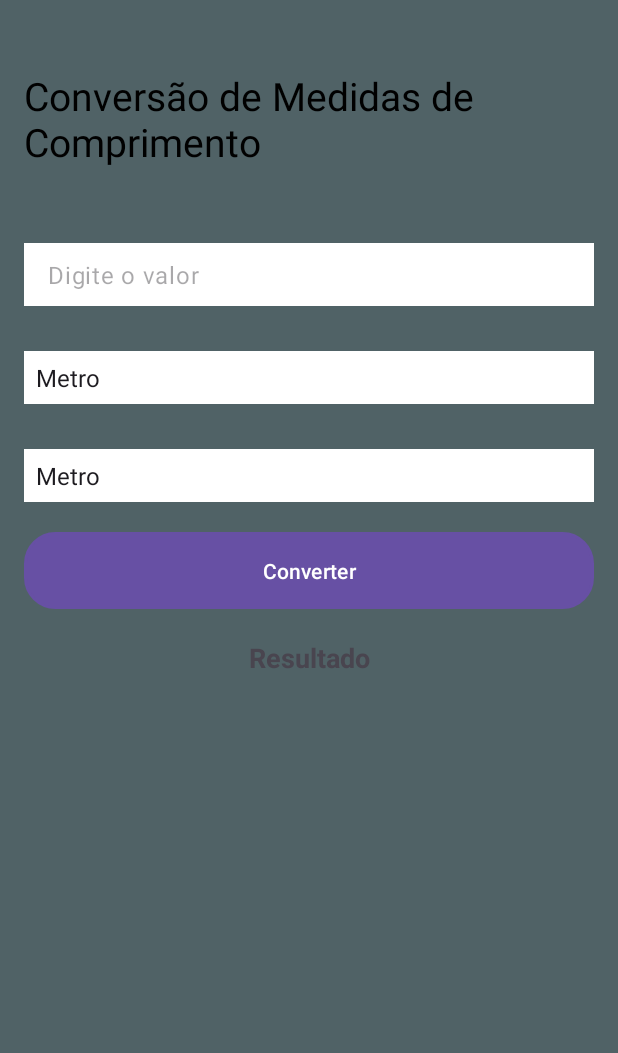
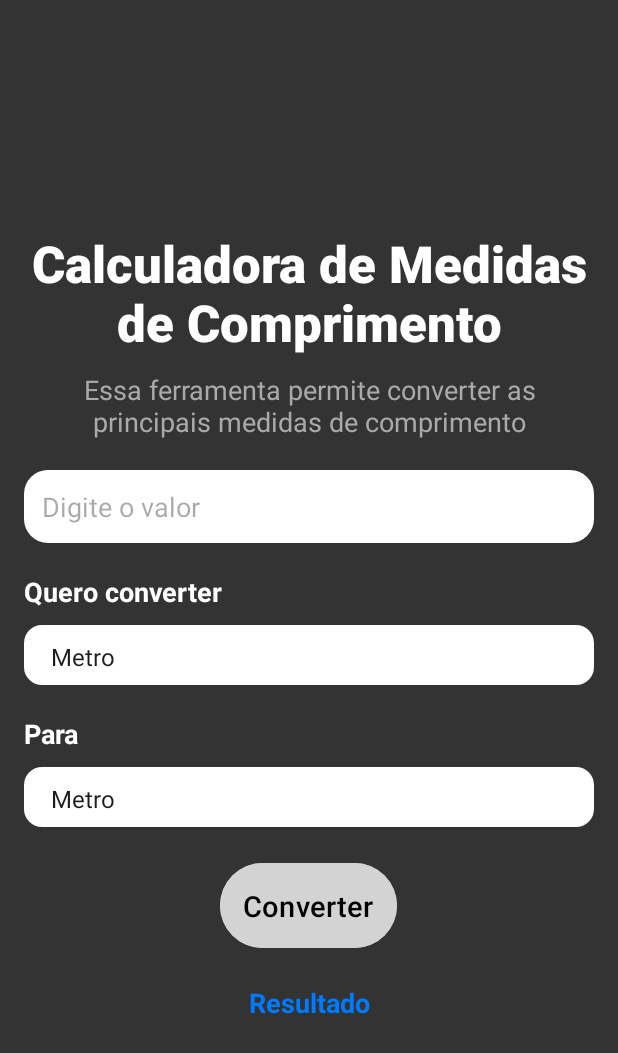
Before and after one commit to Marioarmario13/App-NP1, an Android app: the screen it shows after launch (MainActivity), on a phone screen of 412 x 824 dp. Shown: the top 1053 px of the screen. Run offline under Robolectric (Android 15) with nearby library versions, the phone set to English and light mode, and no system bars.

Commit message:
App Android Studio

```diff
--- a/app/src/main/java/com/example/conversordemedidas/MainActivity.java
+++ b/app/src/main/java/com/example/conversordemedidas/MainActivity.java
@@ -5,6 +5,7 @@ import android.os.Bundle;
 import android.view.View;
 import android.widget.*;
 import androidx.appcompat.app.AppCompatActivity;
+import java.text.DecimalFormat;
 
 public class MainActivity extends AppCompatActivity {
 
@@ -56,7 +57,9 @@ public class MainActivity extends AppCompatActivity {
         double meters = convertToMeters(input, fromUnit);
         double result = convertFromMeters(meters, toUnit);
 
-        resultText.setText(String.format("%.4f %s", result, toUnit));
+        // Usando DecimalFormat para evitar zeros extras
+        DecimalFormat df = new DecimalFormat("#.####");
+        resultText.setText(df.format(result) + " " + toUnit);
     }
 
     private double convertToMeters(double value, String unit) {
--- /dev/null
+++ b/app/src/main/res/drawable/rounded_edittext.xml
@@ -0,0 +1,7 @@
+<?xml version="1.0" encoding="utf-8"?>
+<shape xmlns:android="http://schemas.android.com/apk/res/android"
+    android:shape="rectangle">
+    <corners android:radius="16dp"/>
+    <solid android:color="#FFFFFF"/>
+    <padding android:left="10dp" android:right="10dp"/>
+</shape>
--- /dev/null
+++ b/app/src/main/res/drawable/rounded_spinner2.xml
@@ -0,0 +1,8 @@
+<?xml version="1.0" encoding="utf-8"?>
+<shape xmlns:android="http://schemas.android.com/apk/res/android"
+    android:shape="rectangle">
+    <corners android:radius="16dp"/>
+    <solid android:color="#FFFFFF"/>
+    <stroke android:width="2dp" android:color="#CCCCCC"/>
+    <padding android:left="10dp" android:right="10dp"/>
+</shape>
--- a/app/src/main/res/layout/activity_main.xml
+++ b/app/src/main/res/layout/activity_main.xml
@@ -4,58 +4,85 @@
     android:layout_height="match_parent"
     android:orientation="vertical"
     android:padding="16dp"
-    android:gravity="top"
-    android:background="#506266">
+    android:gravity="center"
+    android:background="#333333">
 
     <TextView
         android:id="@+id/textView"
         android:layout_width="wrap_content"
         android:layout_height="wrap_content"
-        android:text="Conversão de Medidas de Comprimento"
-        android:fontFamily="CooperPreto"
-        android:textSize="26sp"
-        android:textColor="@android:color/black"
-        android:orientation="vertical"
-        android:layout_marginBottom="50dp"
-        android:layout_marginTop="30dp"
-        />
+        android:layout_marginTop="10dp"
+        android:layout_marginBottom="10dp"
+        android:fontFamily="sans-serif-medium"
+        android:gravity="center"
+        android:text="Calculadora de Medidas de Comprimento"
+        android:textColor="@android:color/white"
+        android:textSize="34sp"
+        android:textStyle="bold" />
+
+    <TextView
+        android:id="@+id/textViewDescricao"
+        android:layout_width="match_parent"
+        android:layout_height="wrap_content"
+        android:layout_marginBottom="20dp"
+        android:gravity="center"
+        android:text="Essa ferramenta permite converter as principais medidas de comprimento"
+        android:textColor="@android:color/darker_gray"
+        android:textSize="18sp" />
 
     <EditText
         android:id="@+id/editTextValor"
-        style="@style/Widget.Material3.AutoCompleteTextView.FilledBox"
         android:layout_width="match_parent"
         android:layout_height="wrap_content"
-        android:background="#FFFFFF"
+        android:background="@drawable/rounded_edittext"
         android:hint="Digite o valor"
         android:inputType="numberDecimal"
-        android:padding="10dp" />
+        android:padding="12dp"
+        android:textColor="#000000"/>
+
+    <TextView
+        android:layout_width="match_parent"
+        android:layout_height="wrap_content"
+        android:text="Quero converter"
+        android:textSize="18sp"
+        android:textColor="@android:color/white"
+        android:textStyle="bold"
+        android:layout_marginTop="20dp" />
 
     <Spinner
         android:id="@+id/spinnerDe"
         android:layout_width="match_parent"
-        android:layout_height="35dp"
-        android:layout_marginTop="30dp"
-        android:background="@color/white"
-        android:height="50dp"
-        />
+        android:layout_height="40dp"
+        android:layout_marginTop="10dp"
+        android:background="@drawable/rounded_spinner" />
+
+    <TextView
+        android:layout_width="match_parent"
+        android:layout_height="wrap_content"
+        android:text="Para"
+        android:textSize="18sp"
+        android:textColor="@android:color/white"
+        android:textStyle="bold"
+        android:layout_marginTop="20dp" />
 
     <Spinner
         android:id="@+id/spinnerPara"
         android:layout_width="match_parent"
-        android:layout_height="35dp"
-        android:layout_marginTop="30dp"
-        android:background="@color/white"
-        />
+        android:layout_height="40dp"
+        android:layout_marginTop="10dp"
+        android:background="@drawable/rounded_spinner" />
 
     <Button
         android:id="@+id/buttonConverter"
-        android:layout_width="match_parent"
+        android:layout_width="wrap_content"
         android:layout_height="wrap_content"
         android:text="Converter"
-        android:background="@drawable/rounded_button"
-        android:textColor="@android:color/white"
+        android:backgroundTint="#D3D3D3"
+        android:textColor="#000000"
+        android:textSize="19sp"
         android:layout_marginTop="20dp"
-        android:padding="12dp"/>
+        android:padding="15dp"
+        android:layout_gravity="center" />
 
     <TextView
         android:id="@+id/textViewResultado"
@@ -64,7 +91,8 @@
         android:text="Resultado"
         android:textSize="18sp"
         android:textStyle="bold"
+        android:textColor="#007bff"
         android:gravity="center"
-        android:layout_marginTop="20dp"/>
+        android:layout_marginTop="20dp" />
 
 </LinearLayout>
```
